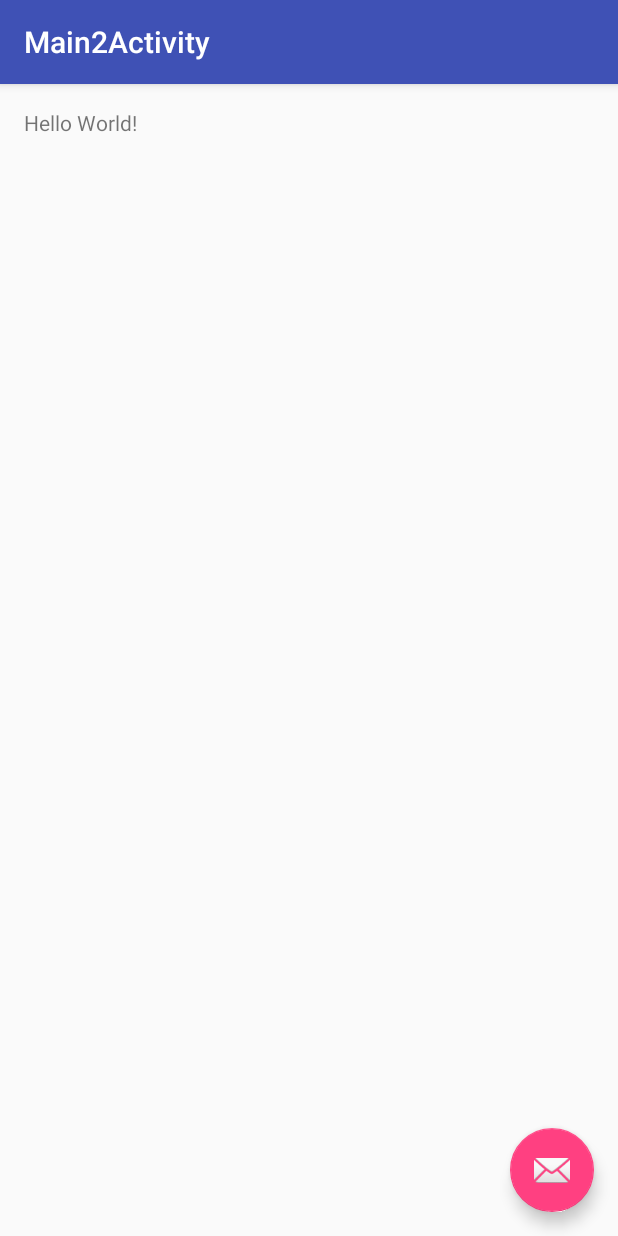
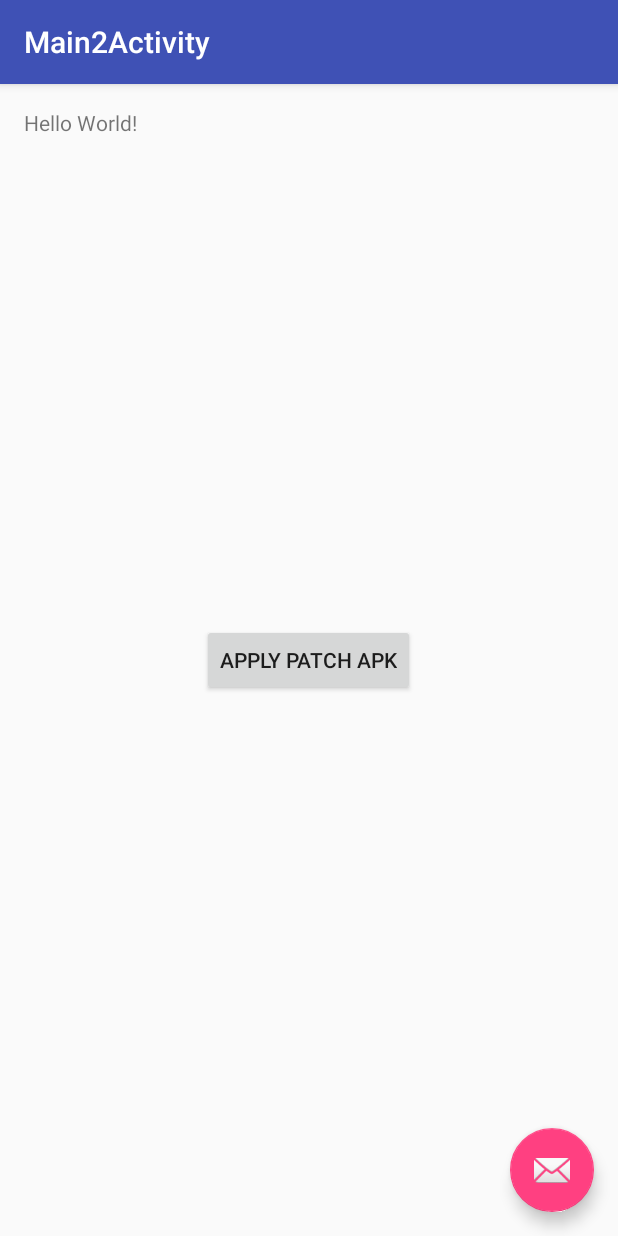
Before and after one commit to eleme/Amigo, an Android app: the screen it shows after launch (Main2Activity), after a tap on "Launch None Main Process Activity", on a phone screen of 412 x 824 dp. Run offline under Robolectric (Android 15) with nearby library versions, the phone set to English and light mode, and no system bars.

Commit message:
update lib usage

```diff
--- a/app/src/main/java/me/ele/amigo/demo/ApplicationContext.java
+++ b/app/src/main/java/me/ele/amigo/demo/ApplicationContext.java
@@ -2,14 +2,8 @@ package me.ele.amigo.demo;
 
 import android.app.Application;
 import android.content.Context;
-import android.os.Environment;
 import android.support.multidex.MultiDex;
 import android.util.Log;
-
-import java.io.File;
-
-import me.ele.amigo.Amigo;
-import me.ele.amigo.utils.ProcessUtils;
 
 public class ApplicationContext extends Application {
 
@@ -26,16 +20,6 @@ public class ApplicationContext extends Application {
     public void onCreate() {
         super.onCreate();
         Log.e(TAG, "onCreate: " + this);
-
-        if (ProcessUtils.isMainProcess(this)) {
-            File fixedApkFile = new File(Environment.getExternalStorageDirectory(), "demo.apk");
-            File amigoApkFile = Amigo.getHotfixApk(this);
-            if (fixedApkFile.exists() && !amigoApkFile.exists()) {
-                Amigo.work(this, fixedApkFile);
-//                Amigo.workLater(this, fixedApkFile);
-            }
-        }
     }
 
-
 }
--- a/app/src/main/java/me/ele/amigo/demo/MainActivity.java
+++ b/app/src/main/java/me/ele/amigo/demo/MainActivity.java
@@ -2,14 +2,17 @@ package me.ele.amigo.demo;
 
 import android.content.Intent;
 import android.os.Bundle;
+import android.os.Environment;
 import android.support.design.widget.FloatingActionButton;
 import android.support.design.widget.Snackbar;
 import android.support.v7.app.AppCompatActivity;
 import android.support.v7.widget.Toolbar;
 import android.util.Log;
-import android.view.Menu;
-import android.view.MenuItem;
 import android.view.View;
+
+import java.io.File;
+
+import me.ele.amigo.Amigo;
 
 
 public class MainActivity extends AppCompatActivity {
@@ -41,32 +44,25 @@ public class MainActivity extends AppCompatActivity {
                 startActivity(new Intent(MainActivity.this, Main2Activity.class));
             }
         });
+
+        findViewById(R.id.apply_patch_apk).setOnClickListener(new View.OnClickListener() {
+            @Override
+            public void onClick(View v) {
+                applyPatchApk();
+            }
+        });
     }
 
-
     private void crash() {
-        int a = 1 / 0;
+        throw new RuntimeException("mock crash");
     }
 
-    @Override
-    public boolean onCreateOptionsMenu(Menu menu) {
-        // Inflate the menu; this adds items to the action bar if it is present.
-        getMenuInflater().inflate(R.menu.menu_main, menu);
-        return true;
+    public void applyPatchApk() {
+        File fixedApkFile = new File(Environment.getExternalStorageDirectory(), "demo.apk");
+        if (fixedApkFile.exists()) {
+            Amigo.work(this, fixedApkFile);
+//             Amigo.workLater(this, fixedApkFile);
+        }
     }
 
-    @Override
-    public boolean onOptionsItemSelected(MenuItem item) {
-        // Handle action bar item clicks here. The action bar will
-        // automatically handle clicks on the Home/Up button, so long
-        // as you specify a parent activity in AndroidManifest.xml.
-        int id = item.getItemId();
-
-        //noinspection SimplifiableIfStatement
-        if (id == R.id.action_settings) {
-            return true;
-        }
-
-        return super.onOptionsItemSelected(item);
-    }
 }
--- a/app/src/main/res/layout/content_main.xml
+++ b/app/src/main/res/layout/content_main.xml
@@ -9,7 +9,7 @@
     android:paddingRight="@dimen/activity_horizontal_margin"
     android:paddingTop="@dimen/activity_vertical_margin"
     app:layout_behavior="@string/appbar_scrolling_view_behavior"
-    tools:context="me.ele.amigo.MainActivity"
+    tools:context="me.ele.amigo.demo.MainActivity"
     tools:showIn="@layout/activity_main">
 
     <TextView
@@ -25,8 +25,13 @@
         android:text="Launch None Main Process Activity"
         android:textAllCaps="false"/>
 
-    <ImageView
-        android:id="@+id/imageview"
+
+    <Button
+        android:id="@+id/apply_patch_apk"
         android:layout_width="wrap_content"
-        android:layout_height="wrap_content" />
+        android:layout_height="wrap_content"
+        android:layout_centerInParent="true"
+        android:text="apply patch apk"/>
+
+
 </RelativeLayout>
```
